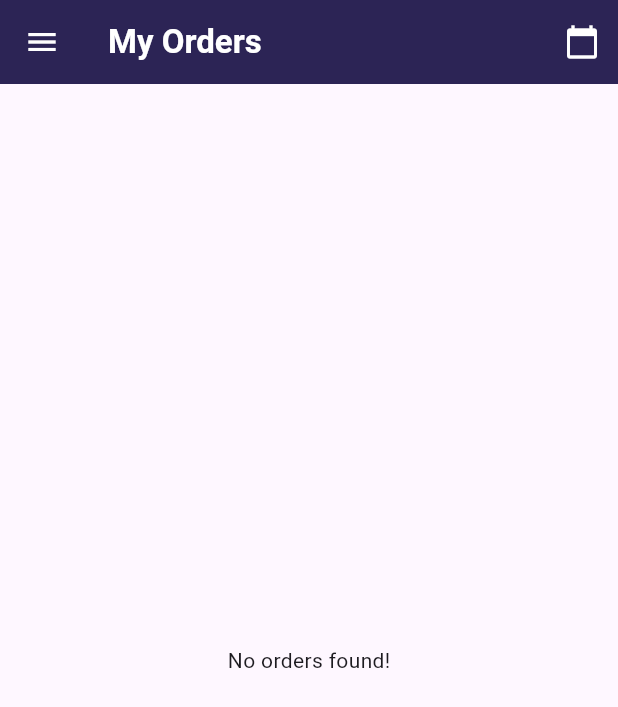
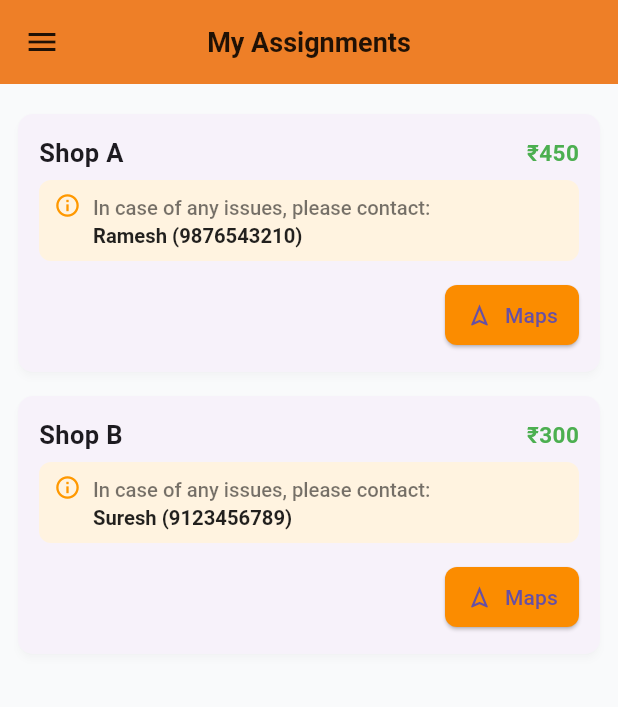
Before and after one commit to SanchitBatra-DevelopAnything/ODO-Delivery-Partner, a Flutter app: the Orders screen opened by its route, in the side drawer, after a tap on "Orders", on a phone screen of 412 x 824 dp. Shown: the top 707 px of the screen. Run offline on Flutter 3.47's test engine with Material 3 defaults, Android fonts, the phone set to English and light mode, and no system bars; our stand-ins replace firebase_core; accounts and stored records are empty; network calls fail.

Commit message:
2nd screen ready -- will connect with provider now

```diff
--- /dev/null
+++ b/lib/assignments.dart
@@ -0,0 +1,204 @@
+import 'package:flutter/material.dart';
+import 'package:odo_delivery_partner/login.dart';
+import 'package:url_launcher/url_launcher.dart';
+import 'package:odo_delivery_partner/drawer.dart'; // your sidebar
+
+class MyAssignmentsScreen extends StatefulWidget {
+  const MyAssignmentsScreen({super.key});
+  static const Color primaryColor = Color(0xFFF58220);
+
+  @override
+  State<MyAssignmentsScreen> createState() => _MyAssignmentsScreenState();
+}
+
+class _MyAssignmentsScreenState extends State<MyAssignmentsScreen> {
+  final List<Map<String, dynamic>> assignments = [
+    {
+      "shop": "Shop A",
+      "orderIds": ["order_1", "order_2"],
+      "totalAmount": 450,
+      "referrerName": "Ramesh",
+      "referrerContact": "9876543210",
+      "delivery-latitude": "28.6139",
+      "delivery-longitude": "77.2090",
+    },
+    {
+      "shop": "Shop B",
+      "orderIds": ["order_3"],
+      "totalAmount": 300,
+      "referrerName": "Suresh",
+      "referrerContact": "9123456789",
+      "delivery-latitude": "28.6448",
+      "delivery-longitude": "77.2167",
+    },
+  ];
+
+  Future<void> openInGoogleMaps(double lat, double lng) async {
+    final url = Uri.parse(
+      'https://www.google.com/maps/dir/?api=1&destination=$lat,$lng',
+    );
+    if (await canLaunchUrl(url)) {
+      await launchUrl(url, mode: LaunchMode.externalApplication);
+    } else {
+      ScaffoldMessenger.of(context).showSnackBar(
+        const SnackBar(content: Text("Could not open Google Maps")),
+      );
+    }
+  }
+
+  @override
+  Widget build(BuildContext context) {
+    return MediaQuery.removePadding(
+      context: context,
+      removeTop: true, // 👈 removes the AppBar’s top padding
+      child: Scaffold(
+        drawer: const Sidebar(),
+        backgroundColor: const Color(0xFFF9FAFB),
+        appBar: AppBar(
+          toolbarHeight: 56,
+          elevation: 1,
+          centerTitle: true,
+          backgroundColor: Login.primaryColor,
+          iconTheme: const IconThemeData(color: Colors.black87),
+          title: const Text(
+            "My Assignments",
+            style: TextStyle(
+              fontWeight: FontWeight.bold,
+              fontSize: 18,
+              color: Colors.black87,
+            ),
+          ),
+        ),
+        body: ListView.builder(
+          padding: const EdgeInsets.all(12),
+          itemCount: assignments.length,
+          itemBuilder: (context, index) {
+            final shop = assignments[index];
+
+            return Card(
+              elevation: 2,
+              shadowColor: Colors.black12,
+              margin: const EdgeInsets.symmetric(vertical: 8),
+              shape: RoundedRectangleBorder(
+                borderRadius: BorderRadius.circular(10),
+              ),
+              child: Padding(
+                padding: const EdgeInsets.all(14),
+                child: Column(
+                  crossAxisAlignment: CrossAxisAlignment.start,
+                  children: [
+                    Row(
+                      mainAxisAlignment: MainAxisAlignment.spaceBetween,
+                      children: [
+                        Expanded(
+                          child: Text(
+                            shop["shop"],
+                            style: const TextStyle(
+                              fontSize: 17,
+                              fontWeight: FontWeight.w600,
+                            ),
+                          ),
+                        ),
+                        Text(
+                          "₹${shop["totalAmount"]}",
+                          style: const TextStyle(
+                            fontSize: 15,
+                            fontWeight: FontWeight.bold,
+                            color: Colors.green,
+                          ),
+                        ),
+                      ],
+                    ),
+                    const SizedBox(height: 6),
+                    Container(
+                      decoration: BoxDecoration(
+                        color: Colors
+                            .orange
+                            .shade50, // subtle background for clarity
+                        borderRadius: BorderRadius.circular(8),
+                      ),
+                      padding: const EdgeInsets.symmetric(
+                        horizontal: 10,
+                        vertical: 8,
+                      ),
+                      child: Row(
+                        crossAxisAlignment: CrossAxisAlignment.start,
+                        children: [
+                          const Icon(
+                            Icons.info_outline,
+                            color: Colors.orange,
+                            size: 18,
+                          ),
+                          const SizedBox(width: 8),
+                          Expanded(
+                            child: RichText(
+                              text: TextSpan(
+                                style: const TextStyle(
+                                  fontSize: 13.5,
+                                  color: Colors.black87,
+                                  height: 1.4,
+                                ),
+                                children: [
+                                  const TextSpan(
+                                    text:
+                                        "In case of any issues, please contact:\n",
+                                    style: TextStyle(
+                                      fontWeight: FontWeight.w500,
+                                      color: Colors.black54,
+                                    ),
+                                  ),
+                                  TextSpan(
+                                    text:
+                                        "${shop["referrerName"]} (${shop["referrerContact"]})",
+                                    style: const TextStyle(
+                                      fontWeight: FontWeight.w600,
+                                      color: Colors.black87,
+                                    ),
+                                  ),
+                                ],
+                              ),
+                            ),
+                          ),
+                        ],
+                      ),
+                    ),
+
+                    const SizedBox(height: 12),
+                    Align(
+                      alignment: Alignment.centerRight,
+                      child: ElevatedButton.icon(
+                        style: ElevatedButton.styleFrom(
+                          backgroundColor: Colors.orange.shade600,
+                          shape: RoundedRectangleBorder(
+                            borderRadius: BorderRadius.circular(8),
+                          ),
+                          padding: const EdgeInsets.symmetric(
+                            horizontal: 14,
+                            vertical: 10,
+                          ),
+                        ),
+                        onPressed: () {
+                          final lat = double.parse(shop["delivery-latitude"]);
+                          final lng = double.parse(shop["delivery-longitude"]);
+                          openInGoogleMaps(lat, lng);
+                        },
+                        icon: const Icon(Icons.navigation_outlined, size: 18),
+                        label: const Text(
+                          "Maps",
+                          style: TextStyle(
+                            fontSize: 14,
+                            fontWeight: FontWeight.w500,
+                          ),
+                        ),
+                      ),
+                    ),
+                  ],
+                ),
+              ),
+            );
+          },
+        ),
+      ),
+    );
+  }
+}
--- a/lib/drawer.dart
+++ b/lib/drawer.dart
@@ -1,4 +1,5 @@
 import 'package:flutter/material.dart';
+import 'package:odo_delivery_partner/login.dart';
 
 class Sidebar extends StatelessWidget {
   const Sidebar({super.key});
@@ -11,7 +12,7 @@ class Sidebar extends StatelessWidget {
         children: [
           DrawerHeader(
   decoration: const BoxDecoration(
-    color: Color(0xFF2C2455),
+    color: Login.primaryColor,
   ),
   child: Center(
     child: Column(
@@ -26,7 +27,7 @@ class Sidebar extends StatelessWidget {
         ),
         const SizedBox(height: 10),
         const Text(
-          "ODO Sales Executive",
+          "ODO Delivery Partner",
           style: TextStyle(
             color: Colors.white,
             fontSize: 18,
@@ -38,17 +39,17 @@ class Sidebar extends StatelessWidget {
   ),
 ),
           ListTile(
-            leading: Icon(Icons.person),
-            title: Text("Members"),
+            leading: Icon(Icons.factory),
+            title: Text("Orders"),
             onTap: () {
               //remove all routes and go to members
               Navigator.pushNamedAndRemoveUntil(
-                  context, '/members', (route) => false);
+                  context, '/assignments', (route) => false);
             }
           ),
           ListTile(
-            leading: Icon(Icons.factory),
-            title: Text("Orders"),
+            leading: Icon(Icons.currency_rupee),
+            title: Text("Store Balance"),
             onTap: () {
               //remove all routes and go to members
               Navigator.pushNamedAndRemoveUntil(
--- a/lib/login.dart
+++ b/lib/login.dart
@@ -98,7 +98,7 @@ class _LoginState extends State<Login> {
                               if (isSuccess) {
                                 Navigator.pushNamedAndRemoveUntil(
                                   context,
-                                  "/members",
+                                  "/assignments",
                                   (route) =>
                                       false, // removes all previous routes
                                 );
--- a/lib/main.dart
+++ b/lib/main.dart
@@ -2,8 +2,8 @@ import 'dart:io';
 import 'package:firebase_core/firebase_core.dart';
 import 'package:flutter/material.dart';
 import 'package:flutter/services.dart';
+import 'package:odo_delivery_partner/assignments.dart';
 import 'package:odo_delivery_partner/login.dart';
-import 'package:odo_delivery_partner/members.dart';
 import 'package:odo_delivery_partner/orders.dart';
 import 'package:odo_delivery_partner/providers/auth.dart';
 import 'package:odo_delivery_partner/providers/member.dart';
@@ -64,7 +64,7 @@ class MaterialAppWithInitialRoute extends StatelessWidget {
             initialRoute: route,
             routes: {
               '/': (context) => const Login(),
-              '/members': (context) => const Members(),
+              '/assignments': (context) => const MyAssignmentsScreen(),
               '/orders': (context) => const Orders(),
             },
           );
--- a/lib/members.dart
+++ /dev/null
@@ -1,82 +0,0 @@
-import 'package:flutter/material.dart';
-import 'package:odo_delivery_partner/drawer.dart';
-import 'package:provider/provider.dart';
-import 'package:odo_delivery_partner/providers/auth.dart';
-import 'package:odo_delivery_partner/providers/member.dart';
-
-class Members extends StatefulWidget {
-  const Members({super.key});
-
-  @override
-  State<Members> createState() => _MembersState();
-}
-
-class _MembersState extends State<Members> {
-  bool _isFirstTime = true;
-
-  @override
-  void didChangeDependencies() {
-    super.didChangeDependencies();
-    if (_isFirstTime) {
-      WidgetsBinding.instance.addPostFrameCallback((_) {
-        final authProvider = Provider.of<AuthProvider>(context, listen: false);
-        final referrer = authProvider.loggedInDeliveryPartner;
-        final referrerId = referrer?['id'];
-
-        if (referrerId != null) {
-          Provider.of<MembersProvider>(
-            context,
-            listen: false,
-          ).fetchMyMembers(referrerId);
-        }
-      });
-
-      _isFirstTime = false;
-    }
-  }
-
-  @override
-  Widget build(BuildContext context) {
-    final membersProvider = Provider.of<MembersProvider>(context);
-    final members = membersProvider.membersForMe; // List<String>
-
-    return MediaQuery.removePadding(
-      context: context,
-      removeTop: true,
-      child: Scaffold(
-      drawer : Sidebar(),
-        appBar: AppBar(
-          iconTheme: const IconThemeData(color: Colors.white),
-          title: Text(
-            "My Referrals (${members.length})",
-            style: TextStyle(fontWeight: FontWeight.bold, color: Colors.white),
-          ),
-          backgroundColor: const Color(0xFF2C2455),
-        ),
-        body: membersProvider.isLoading
-            ? const Center(
-                child: CircularProgressIndicator(),
-              ) // ✅ Loading state
-            : members.isEmpty
-            ? const Center(child: Text("No members found!"))
-            : ListView.separated(
-                itemCount: members.length,
-                separatorBuilder: (_, __) => const Divider(height: 1),
-                itemBuilder: (context, index) {
-                  final memberName = members[index]; // ✅ string
-                  return ListTile(
-                    title: Text(
-                      memberName,
-                      style: const TextStyle(
-                        fontSize: 16,
-                        fontWeight: FontWeight.bold,
-                      ),
-                    ),
-                    leading: const Icon(Icons.person),
-                  );
-                },
-              ),
-      ),
-    );
-  }
-}
```
